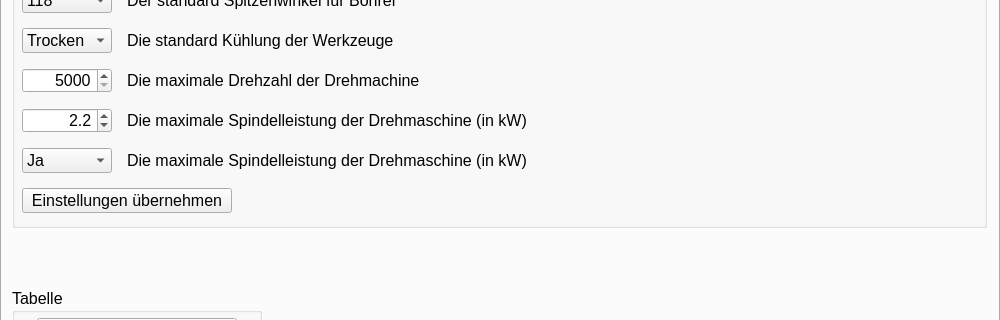
First picture: the form in mainwindow.ui, repository EinRainerZufall/SpaeneRechner, before the edit; both pictures show x 0 to 1000 and y 293 to 613 of the 1000 by 700 pixel window.
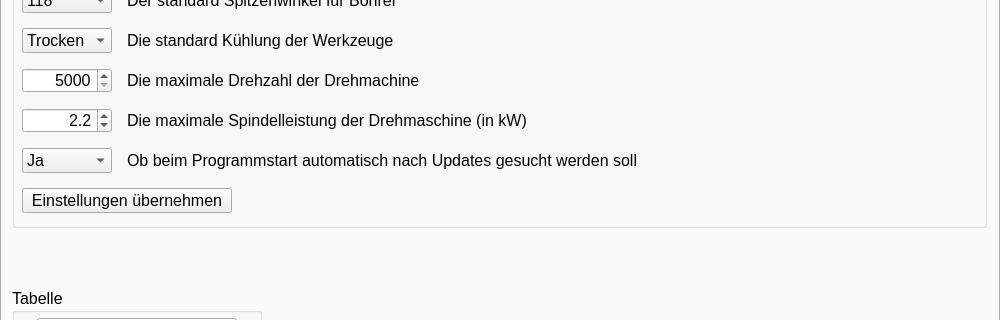
Second picture: the form after the edit. Icons and pictures are not drawn.

```diff
--- a/mainwindow.ui
+++ b/mainwindow.ui
@@ -5266,7 +5266,7 @@
         </rect>
        </property>
        <property name="text">
-        <string>Die maximale Spindelleistung der Drehmaschine (in kW)</string>
+        <string>Ob beim Programmstart automatisch nach Updates gesucht werden soll</string>
        </property>
       </widget>
      </widget>
```
